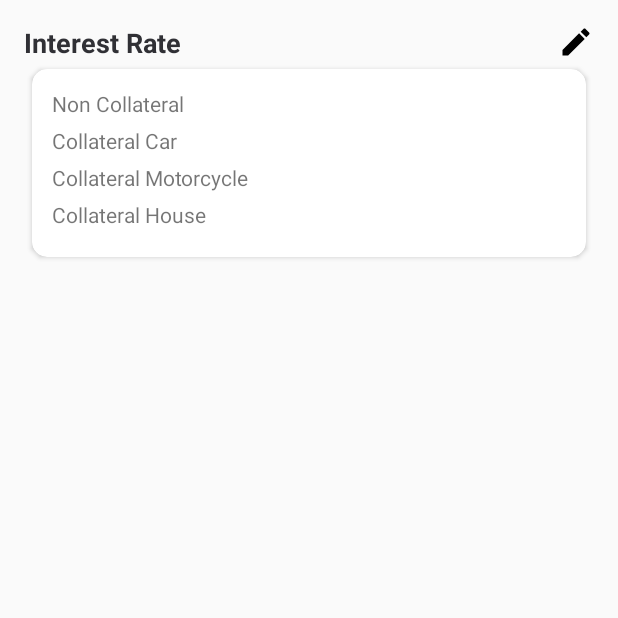
After one commit to ichapredrika/OnlineLoan, an Android app: the InterestSettingActivity screen opened directly, with no data from a screen before it, on a phone screen of 412 x 824 dp, the top half of it. The commit adds this screen. Run offline under Robolectric (Android 15) with nearby library versions, the light colour scheme and no system bars; our stand-ins replace Volley; network calls fail.

Commit message:
interest edit

```diff
--- a/app/src/main/AndroidManifest.xml
+++ b/app/src/main/AndroidManifest.xml
@@ -3,7 +3,9 @@
     package="com.arie.onlineloan">
 
     <uses-permission android:name="android.permission.INTERNET" />
+
     <uses-feature android:name="android.hardware.camera" />
+
     <uses-permission android:name="android.permission.CAMERA" />
 
     <application
@@ -14,7 +16,8 @@
         android:supportsRtl="true"
         android:theme="@style/AppTheme"
         android:usesCleartextTraffic="true">
-        <activity android:name=".ApprovalActivity"></activity>
+        <activity android:name=".InterestSettingActivity"></activity>
+        <activity android:name=".ApprovalActivity" />
         <activity android:name=".ReportActivity" />
         <activity android:name=".TransactionDetailActivity" />
         <activity android:name=".TransactionActivity" />
--- /dev/null
+++ b/app/src/main/java/com/arie/onlineloan/InterestSettingActivity.java
@@ -0,0 +1,195 @@
+package com.arie.onlineloan;
+
+import androidx.appcompat.app.AppCompatActivity;
+
+import android.app.ProgressDialog;
+import android.graphics.LinearGradient;
+import android.os.Bundle;
+import android.util.Log;
+import android.view.View;
+import android.widget.Button;
+import android.widget.ImageView;
+import android.widget.LinearLayout;
+import android.widget.TextView;
+import android.widget.Toast;
+
+import com.android.volley.Request;
+import com.android.volley.RequestQueue;
+import com.android.volley.Response;
+import com.android.volley.VolleyError;
+import com.android.volley.toolbox.StringRequest;
+import com.android.volley.toolbox.Volley;
+import com.arie.onlineloan.models.User;
+
+import org.json.JSONArray;
+import org.json.JSONException;
+import org.json.JSONObject;
+
+import java.util.HashMap;
+
+public class InterestSettingActivity extends AppCompatActivity {
+    ProgressDialog loading;
+    User userModel;
+    UserPreference mUserPreference;
+
+    private TextView tvNonCollateral, tvCollateralCar, tvCollateralMotorcycle, tvCollateralHouse;
+    private TextView tvNonCollateralEdit, tvCollateralCarEdit, tvCollateralMotorcycleEdit, tvCollateralHouseEdit;
+    private Button btnSaveInterest;
+    private LinearLayout llInterest, llEdit;
+    private ImageView imgEdit;
+
+    @Override
+    protected void onCreate(Bundle savedInstanceState) {
+        super.onCreate(savedInstanceState);
+        setContentView(R.layout.activity_interest_setting);
+
+        llInterest = findViewById(R.id.ll_interest);
+        llEdit = findViewById(R.id.ll_interest_edit);
+        tvNonCollateral = findViewById(R.id.txt_non_collateral);
+        tvCollateralCar = findViewById(R.id.txt_collateral_car);
+        tvCollateralMotorcycle = findViewById(R.id.txt_collateral_motorcycle);
+        tvCollateralHouse = findViewById(R.id.txt_collateral_house);
+        tvNonCollateralEdit = findViewById(R.id.txt_non_collateral_edit);
+        tvCollateralCarEdit = findViewById(R.id.txt_collateral_car_edit);
+        tvCollateralMotorcycleEdit = findViewById(R.id.txt_collateral_motorcycle_edit);
+        tvCollateralHouseEdit = findViewById(R.id.txt_collateral_house_edit);
+        btnSaveInterest = findViewById(R.id.btn_save_interest);
+        imgEdit = findViewById(R.id.img_edit);
+
+        imgEdit.setOnClickListener(new View.OnClickListener() {
+            @Override
+            public void onClick(View v) {
+                llInterest.setVisibility(View.GONE);
+                llEdit.setVisibility(View.VISIBLE);
+                tvNonCollateralEdit.setText(tvNonCollateral.getText().toString());
+                tvCollateralCarEdit.setText(tvCollateralCar.getText().toString());
+                tvCollateralMotorcycleEdit.setText(tvCollateralMotorcycle.getText().toString());
+                tvCollateralHouseEdit.setText(tvCollateralHouse.getText().toString());
+            }
+        });
+
+        btnSaveInterest.setOnClickListener(new View.OnClickListener() {
+            @Override
+            public void onClick(View v) {
+                hitUpdateInterest();
+            }
+        });
+        hitInterest();
+
+    }
+
+    private void hitInterest() {
+        loading = ProgressDialog.show(InterestSettingActivity.this, "Loading Data...", "Please Wait...", false, false);
+        RequestQueue mRequestQueue = Volley.newRequestQueue(InterestSettingActivity.this);
+
+        StringRequest mStringRequest = new StringRequest(Request.Method.GET, phpConf.URL_GET_INTEREST, new Response.Listener<String>() {
+            @Override
+            public void onResponse(String s) {
+                try {
+                    Log.d("Json Interest", s);
+                    JSONObject jsonObject = new JSONObject(s);
+                    JSONArray data = jsonObject.getJSONArray("result");
+
+                    JSONObject jo = data.getJSONObject(0);
+
+                    Log.d("tagJsonObject", jo.toString());
+                    String response = jo.getString("response");
+
+
+                    if (response.equals("1")) {
+                        JSONArray jsonData = jo.getJSONArray("DATA");
+                        for(int i=0; i<jsonData.length();i++){
+                            JSONObject object = jsonData.getJSONObject(i);
+                            if (object.getString("LOAN").equals("COLLATERAL_CAR")){
+                                String collateralCar = object.getString("INTEREST");
+                                tvCollateralCar.setText(collateralCar);
+                            }else  if (object.getString("LOAN").equals("COLLATERAL_HOUSE")){
+                                String collateralHouse = object.getString("INTEREST");
+                                tvCollateralHouse.setText(collateralHouse);
+                            }else  if (object.getString("LOAN").equals("COLLATERAL_MOTORCYCLE")){
+                                String collateralMotorcycle = object.getString("INTEREST");
+                                tvCollateralMotorcycle.setText(collateralMotorcycle);
+                            }else  if (object.getString("LOAN").equals("NON_COLLATERAL")){
+                                String nonCollateral = object.getString("INTEREST");
+                                tvNonCollateral.setText(nonCollateral);
+                            }
+                        }
+
+                        llInterest.setVisibility(View.VISIBLE);
+                        llEdit.setVisibility(View.GONE);
+                    } else {
+                        String message = jo.getString("message");
+                        Toast.makeText(InterestSettingActivity.this, message, Toast.LENGTH_SHORT).show();
+                    }
+
+                } catch (JSONException e) {
+                    loading.dismiss();
+                    e.printStackTrace();
+                }
+                loading.dismiss();
+            }
+        }, new Response.ErrorListener() {
+            @Override
+            public void onErrorResponse(VolleyError error) {
+                loading.dismiss();
+                Log.d("tag", String.valueOf(error));
+                Toast.makeText(InterestSettingActivity.this, getString(R.string.msg_connection_error), Toast.LENGTH_SHORT).show();
+            }
+        });
+        mRequestQueue.add(mStringRequest);
+    }
+
+    private void hitUpdateInterest() {
+        loading = ProgressDialog.show(InterestSettingActivity.this, "Loading Data...", "Please Wait...", false, false);
+        RequestQueue mRequestQueue = Volley.newRequestQueue(InterestSettingActivity.this);
+
+        StringRequest mStringRequest = new StringRequest(Request.Method.POST, phpConf.URL_UPDATE_INTEREST, new Response.Listener<String>() {
+            @Override
+            public void onResponse(String s) {
+                try {
+                    Log.d("Json Update Interest", s);
+                    JSONObject jsonObject = new JSONObject(s);
+                    JSONArray data = jsonObject.getJSONArray("result");
+
+                    JSONObject jo = data.getJSONObject(0);
+
+                    Log.d("tagJsonObject", jo.toString());
+                    String response = jo.getString("response");
+                    String message = jo.getString("message");
+                    Toast.makeText(InterestSettingActivity.this, message, Toast.LENGTH_SHORT).show();
+
+                    if (response.equals("1")) {
+                        loading.dismiss();
+                        hitInterest();
+                        llInterest.setVisibility(View.VISIBLE);
+                        llEdit.setVisibility(View.GONE);
+                    }
+                    loading.dismiss();
+
+                } catch (JSONException e) {
+                    loading.dismiss();
+                    e.printStackTrace();
+                }
+                loading.dismiss();
+            }
+        }, new Response.ErrorListener() {
+            @Override
+            public void onErrorResponse(VolleyError error) {
+                loading.dismiss();
+                Log.d("tag", String.valueOf(error));
+                Toast.makeText(InterestSettingActivity.this, getString(R.string.msg_connection_error), Toast.LENGTH_SHORT).show();
+            }
+        }) {
+            @Override
+            protected java.util.Map<String, String> getParams() {
+                java.util.Map<String, String> params = new HashMap<>();
+                params.put("NON_COLLATERAL", tvNonCollateralEdit.getText().toString().trim());
+                params.put("COLLATERAL_CAR", tvCollateralCarEdit.getText().toString().trim());
+                params.put("COLLATERAL_MOTORCYCLE", tvCollateralMotorcycleEdit.getText().toString().trim());
+                params.put("COLLATERAL_HOUSE", tvCollateralHouseEdit.getText().toString().trim());
+                return params;
+            }
+        };
+        mRequestQueue.add(mStringRequest);
+    }
+}
--- a/app/src/main/java/com/arie/onlineloan/MainAdminActivity.java
+++ b/app/src/main/java/com/arie/onlineloan/MainAdminActivity.java
@@ -25,10 +25,10 @@ public class MainAdminActivity extends AppCompatActivity {
 
         TextView tvWelcome = findViewById(R.id.txt_welcome);
         ImageView imgLogout = findViewById(R.id.img_logout);
-        TextView tvProfile = findViewById(R.id.txt_profile);
+        TextView tvInterest = findViewById(R.id.txt_interest);
         LinearLayout llReport = findViewById(R.id.ll_report);
         LinearLayout llTransaction = findViewById(R.id.ll_transaction);
-        LinearLayout llProfile = findViewById(R.id.ll_profile);
+        LinearLayout llInterest = findViewById(R.id.ll_interest);
         LinearLayout llApproval = findViewById(R.id.ll_approval);
 
         String welcome = getString(R.string.welcome, userModel.getFullname());
@@ -62,11 +62,11 @@ public class MainAdminActivity extends AppCompatActivity {
             }
         });
 
-        llProfile.setOnClickListener(new View.OnClickListener() {
+        llInterest.setOnClickListener(new View.OnClickListener() {
             @Override
             public void onClick(View v) {
-                Intent inProfile = new Intent(MainAdminActivity.this, ProfileActivity.class);
-                startActivity(inProfile);
+                Intent inInterest = new Intent(MainAdminActivity.this, InterestSettingActivity.class);
+                startActivity(inInterest);
             }
         });
 
--- a/app/src/main/java/com/arie/onlineloan/phpConf.java
+++ b/app/src/main/java/com/arie/onlineloan/phpConf.java
@@ -1,7 +1,7 @@
 package com.arie.onlineloan;
 
 public class phpConf {
-    private final static String ip = "192.168.43.93";
+    private final static String ip = "192.168.0.111";
 
     public final static String URL_CONNECTION = "https://"+ ip +"/onlineloan/connection.php";
     public final static String URL_LOGIN = "https://"+ ip +"/onlineloan/login.php";
@@ -24,6 +24,8 @@ public class phpConf {
     public final static String URL_REPORT_TYPE = "https://"+ ip +"/onlineloan/report_loan.php";
     public final static String URL_REPORT_AMOUNT = "https://"+ ip +"/onlineloan/report_loan_amount.php";
     public final static String URL_REPORT_TIME = "https://"+ ip +"/onlineloan/report_loan_time.php";
+    public final static String URL_GET_INTEREST = "https://"+ ip +"/onlineloan/get_interest.php";
+    public final static String URL_UPDATE_INTEREST = "https://"+ ip +"/onlineloan/update_interest.php";
 
 
 
--- /dev/null
+++ b/app/src/main/res/layout/activity_interest_setting.xml
@@ -0,0 +1,245 @@
+<?xml version="1.0" encoding="utf-8"?>
+<LinearLayout xmlns:android="http://schemas.android.com/apk/res/android"
+    xmlns:app="http://schemas.android.com/apk/res-auto"
+    xmlns:tools="http://schemas.android.com/tools"
+    android:layout_width="match_parent"
+    android:layout_height="match_parent"
+    android:orientation="vertical"
+    tools:context=".InterestSettingActivity">
+
+    <LinearLayout
+        android:layout_width="match_parent"
+        android:layout_height="wrap_content"
+        android:orientation="vertical"
+        android:padding="16dp">
+
+        <LinearLayout
+            android:layout_width="match_parent"
+            android:layout_height="wrap_content"
+            android:orientation="horizontal">
+            <TextView
+                style="@style/Text.Title"
+                android:layout_width="0dp"
+                android:layout_weight="1"
+                android:layout_height="wrap_content"
+                android:text="@string/interest_rate" />
+
+            <ImageView
+                android:id="@+id/img_edit"
+                android:layout_width="24dp"
+                android:layout_height="24dp"
+                android:layout_gravity="end"
+                app:srcCompat="@drawable/ic_edit"/>
+        </LinearLayout>
+
+        <androidx.cardview.widget.CardView
+            android:layout_width="match_parent"
+            android:layout_height="wrap_content"
+            android:layout_marginTop="8dp"
+            android:layout_margin="5dp"
+            app:cardCornerRadius="10dp"
+            app:contentPadding="5dp">
+
+            <LinearLayout
+                android:id="@+id/ll_interest"
+                android:layout_width="match_parent"
+                android:layout_height="wrap_content"
+                android:orientation="vertical"
+                android:padding="8dp"
+                android:visibility="visible">
+
+                <LinearLayout
+                    android:layout_width="match_parent"
+                    android:layout_height="wrap_content"
+                    android:layout_marginBottom="5dp"
+                    android:orientation="horizontal">
+
+                    <TextView
+                        android:layout_width="0dp"
+                        android:layout_height="wrap_content"
+                        android:layout_weight="0.8"
+                        android:text="@string/non_collateral"/>
+
+                    <TextView
+                        android:id="@+id/txt_non_collateral"
+                        android:layout_width="0dp"
+                        android:layout_height="wrap_content"
+                        android:layout_weight="1"
+                        android:textColor="@color/colorTextBrown"
+                        tools:text="0.123 %"
+                        />
+                </LinearLayout>
+
+                <LinearLayout
+                    android:layout_width="match_parent"
+                    android:layout_height="wrap_content"
+                    android:layout_marginBottom="5dp"
+                    android:orientation="horizontal">
+
+                    <TextView
+                        android:layout_width="0dp"
+                        android:layout_height="wrap_content"
+                        android:layout_weight="0.8"
+                        android:text="@string/collateral_car"/>
+
+                    <TextView
+                        android:id="@+id/txt_collateral_car"
+                        android:layout_width="0dp"
+                        android:layout_height="wrap_content"
+                        android:layout_weight="1"
+                        android:textColor="@color/colorTextBrown"
+                        tools:text="0.21 %" />
+                </LinearLayout>
+
+                <LinearLayout
+                    android:layout_width="match_parent"
+                    android:layout_height="wrap_content"
+                    android:layout_marginBottom="5dp"
+                    android:orientation="horizontal">
+
+                    <TextView
+                        android:layout_width="0dp"
+                        android:layout_height="wrap_content"
+                        android:layout_weight="0.8"
+                        android:text="@string/collateral_motorcycle"/>
+
+                    <TextView
+                        android:id="@+id/txt_collateral_motorcycle"
+                        android:layout_width="0dp"
+                        android:layout_height="wrap_content"
+                        android:layout_weight="1"
+                        android:textColor="@color/colorTextBrown"
+                        tools:text="0.21 %" />
+                </LinearLayout>
+
+                <LinearLayout
+                    android:layout_width="match_parent"
+                    android:layout_height="wrap_content"
+                    android:layout_marginBottom="5dp"
+                    android:orientation="horizontal">
+
+                    <TextView
+                        android:layout_width="0dp"
+                        android:layout_height="wrap_content"
+                        android:layout_weight="0.8"
+                        android:text="@string/collateral_house"/>
+
+                    <TextView
+                        android:id="@+id/txt_collateral_house"
+                        android:layout_width="0dp"
+                        android:layout_height="wrap_content"
+                        android:layout_weight="1"
+                        android:textColor="@color/colorTextBrown"
+                        tools:text="0.12 %" />
+                </LinearLayout>
+            </LinearLayout>
+
+            <LinearLayout
+                android:id="@+id/ll_interest_edit"
+                android:layout_width="match_parent"
+                android:layout_height="wrap_content"
+                android:orientation="vertical"
+                android:padding="8dp"
+                android:visibility="gone">
+
+                <LinearLayout
+                    android:layout_width="match_parent"
+                    android:layout_height="wrap_content"
+                    android:layout_marginBottom="5dp"
+                    android:orientation="horizontal">
+
+                    <TextView
+                        android:layout_width="0dp"
+                        android:layout_height="wrap_content"
+                        android:layout_weight="0.8"
+                        android:text="@string/non_collateral"/>
+
+                    <EditText
+                        android:id="@+id/txt_non_collateral_edit"
+                        android:layout_width="0dp"
+                        android:layout_height="wrap_content"
+                        android:layout_weight="1"
+                        android:inputType="numberDecimal"
+                        android:textColor="@color/colorTextBrown"
+                        android:textSize="13sp"/>
+                </LinearLayout>
+
+                <LinearLayout
+                    android:layout_width="match_parent"
+                    android:layout_height="wrap_content"
+                    android:layout_marginBottom="5dp"
+                    android:orientation="horizontal">
+
+                    <TextView
+                        android:layout_width="0dp"
+                        android:layout_height="wrap_content"
+                        android:layout_weight="0.8"
+                        android:text="@string/collateral_car"/>
+
+                    <EditText
+                        android:id="@+id/txt_collateral_car_edit"
+                        android:layout_width="0dp"
+                        android:layout_height="wrap_content"
+                        android:layout_weight="1"
+                        android:inputType="numberDecimal"
+                        android:textColor="@color/colorTextBrown"
+                        android:textSize="13sp"/>
+                </LinearLayout>
+
+                <LinearLayout
+                    android:layout_width="match_parent"
+                    android:layout_height="wrap_content"
+                    android:layout_marginBottom="5dp"
+                    android:orientation="horizontal">
+
+                    <TextView
+                        android:layout_width="0dp"
+                        android:layout_height="wrap_content"
+                        android:layout_weight="0.8"
+                        android:text="@string/collateral_motorcycle"/>
+
+                    <EditText
+                        android:id="@+id/txt_collateral_motorcycle_edit"
+                        android:layout_width="0dp"
+                        android:layout_height="wrap_content"
+                        android:layout_weight="1"
+                        android:inputType="numberDecimal"
+                        android:textColor="@color/colorTextBrown"
+                        android:textSize="13sp"/>
+                </LinearLayout>
+
+                <LinearLayout
+                    android:layout_width="match_parent"
+                    android:layout_height="wrap_content"
+                    android:layout_marginBottom="5dp"
+                    android:orientation="horizontal">
+
+                    <TextView
+                        android:layout_width="0dp"
+                        android:layout_height="wrap_content"
+                        android:layout_weight="0.8"
+                        android:text="@string/collateral_house"/>
+
+                    <EditText
+                        android:id="@+id/txt_collateral_house_edit"
+                        android:layout_width="0dp"
+                        android:layout_height="wrap_content"
+                        android:layout_weight="1"
+                        android:inputType="numberDecimal"
+                        android:textColor="@color/colorTextBrown"
+                        android:textSize="13sp"/>
+                </LinearLayout>
+
+                <Button
+                    android:id="@+id/btn_save_interest"
+                    android:layout_width="match_parent"
+                    android:layout_height="wrap_content"
+                    android:layout_marginTop="16dp"
+                    style="@style/Button.Positive"
+                    android:text="@string/save_interest_rate"/>
+
+            </LinearLayout>
+        </androidx.cardview.widget.CardView>
+    </LinearLayout>
+
+</LinearLayout>
--- a/app/src/main/res/layout/activity_main_admin.xml
+++ b/app/src/main/res/layout/activity_main_admin.xml
@@ -157,11 +157,10 @@
                 android:layout_height="wrap_content"
                 android:layout_margin="8dp"
                 app:cardCornerRadius="10dp"
-                app:contentPadding="8dp"
-                android:visibility="gone">
+                app:contentPadding="8dp">
 
                 <LinearLayout
-                    android:id="@+id/ll_profile"
+                    android:id="@+id/ll_interest"
                     android:layout_width="match_parent"
                     android:layout_height="wrap_content"
                     android:orientation="horizontal">
@@ -169,16 +168,16 @@
                     <ImageView
                         android:layout_width="80dp"
                         android:layout_height="80dp"
-                        android:src="@drawable/ic_profile" />
+                        android:src="@drawable/ic_interest" />
 
                     <TextView
-                        android:id="@+id/txt_profile"
+                        android:id="@+id/txt_interest"
                         android:layout_width="0dp"
                         android:layout_height="wrap_content"
                         android:layout_gravity="center"
                         android:layout_weight="1"
                         android:gravity="center"
-                        android:text="@string/profile"
+                        android:text="@string/interest_setting"
                         android:textColor="@color/colorGreen1" />
 
                 </LinearLayout>
--- a/app/src/main/res/values/strings.xml
+++ b/app/src/main/res/values/strings.xml
@@ -100,4 +100,11 @@
     <string name="generate">Generate</string>
     <string name="loan_categorized_by_type">Loan Categorized by Type</string>
     <string name="house_owner">House Owner</string>
+    <string name="interest_setting">Interest Setting</string>
+    <string name="interest_rate">Interest Rate</string>
+    <string name="non_collateral">Non Collateral</string>
+    <string name="collateral_car">Collateral Car</string>
+    <string name="collateral_motorcycle">Collateral Motorcycle</string>
+    <string name="collateral_house">Collateral House</string>
+    <string name="save_interest_rate">Save Interest Rate</string>
 </resources>
```
Also changed, not shown: app/src/main/res/drawable/ic_interest.png (added).
